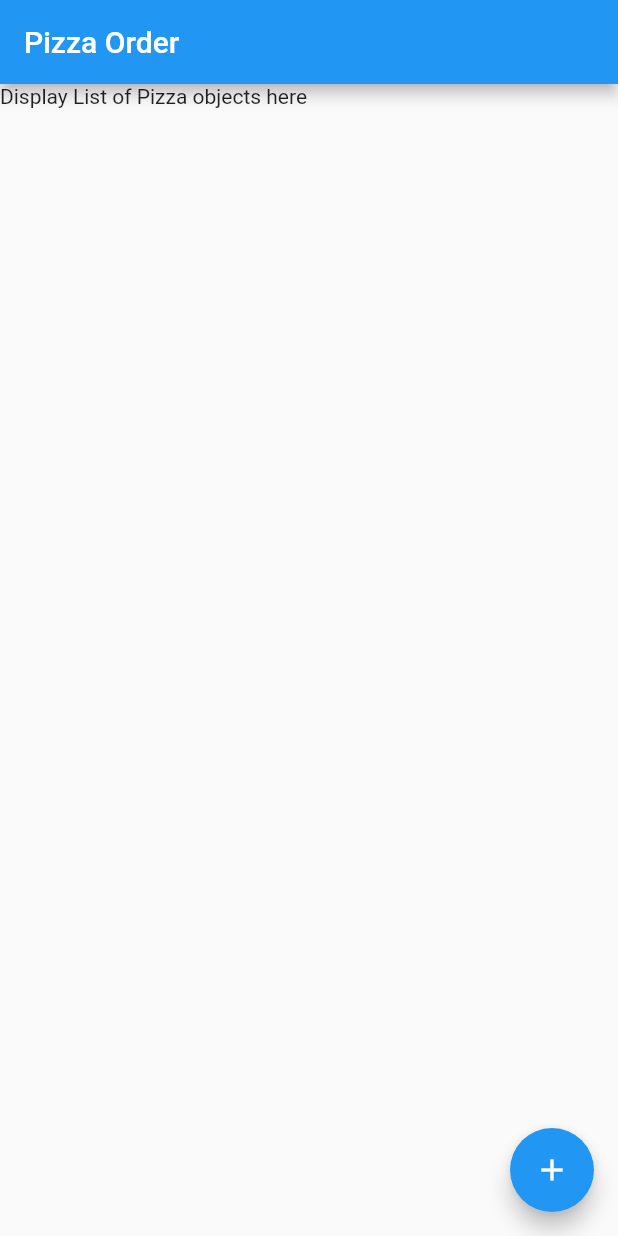
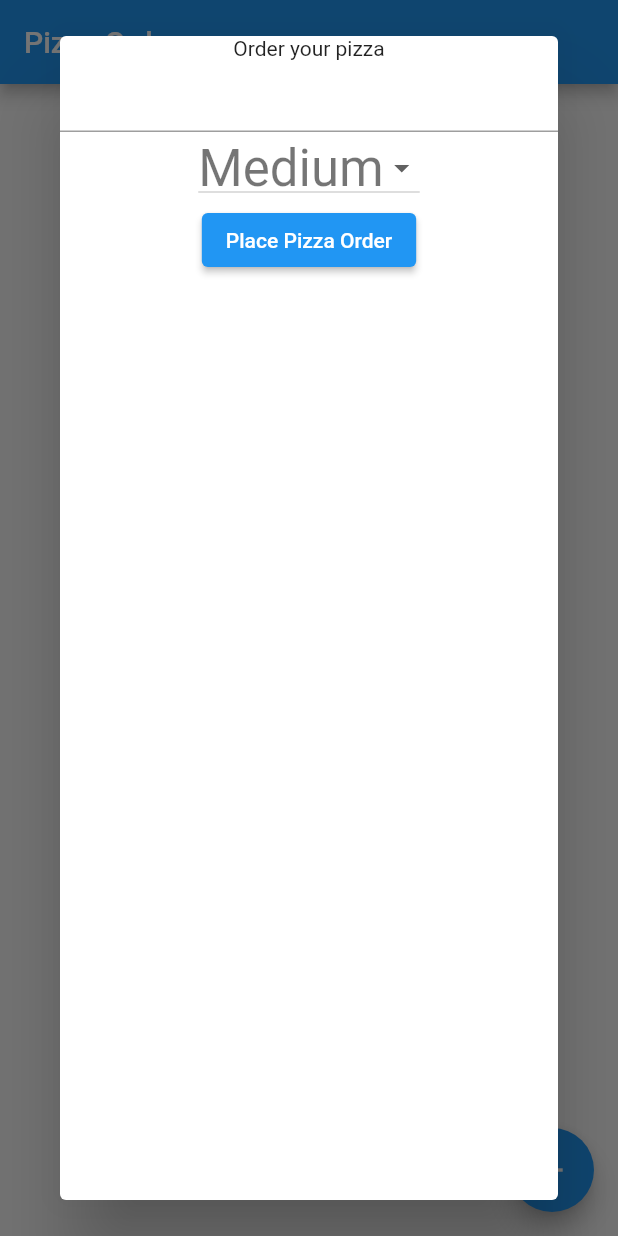
Before and after one commit to tgibbons-css/cis3334-unit10-pizza-f23-done, a Flutter app: the MyHomePage screen opened directly, after a tap on the "add" icon, on a phone screen of 412 x 824 dp. Run offline on Flutter 3.47's test engine with Material 2 defaults, Android fonts, the phone set to English and light mode, and no system bars.

Commit message:
Updated from class

```diff
--- a/lib/main.dart
+++ b/lib/main.dart
@@ -28,9 +28,49 @@ class MyHomePage extends StatefulWidget {
 
 class _MyHomePageState extends State<MyHomePage> {
 
+  List<Pizza> pizzasInOrder = [];
+  final pizzaToppings = TextEditingController();
+  int sizeSelected = 1;
+
   void _addPizza() {
-    // TODO: display add pizza Dialog window
-    print("addPizza called");
+      print("addPizza called -- size = "+pizzasInOrder.length.toString());
+      showDialog<String>(
+          context: context,
+          builder: (BuildContext context) =>
+              Dialog(
+                  child:Column(
+                    children: [
+                      Text("Order your pizza"),
+                      TextField(controller: pizzaToppings ),
+                      DropdownButton(
+                          style: Theme.of(context).textTheme.headline4,
+                          value: sizeSelected,
+                          items:[
+                            DropdownMenuItem(child: Text("Small"), value: 0),
+                            DropdownMenuItem(child: Text("Medium"), value: 1),
+                            DropdownMenuItem(child: Text("Large"), value: 2),
+                            DropdownMenuItem(child: Text("X-Lareg"), value: 3)
+                          ],
+                          onChanged: (value) {
+                            setState(() {
+                              sizeSelected = value!;
+                            });
+                          }),
+                  ElevatedButton(
+                    child: Text("Place Pizza Order"),
+                    onPressed: () {
+                      setState(() {
+                        pizzasInOrder.add( Pizza(pizzaToppings.text,sizeSelected));
+                        Navigator.pop(context);
+                      });;
+                    }
+                    ),
+                    ],
+                  )
+              )
+      );
+
+
   }
 
   @override
@@ -39,12 +79,33 @@ class _MyHomePageState extends State<MyHomePage> {
       appBar: AppBar(
         title: Text(widget.title),
       ),
-      body: Text("Display List of Pizza objects here"),
+
+      body: ListView.builder(
+          itemCount: pizzasInOrder.length,
+          itemBuilder: (BuildContext context, int position) {
+            return Text(pizzasInOrder[position].description);
+          }
+      ),
+
       floatingActionButton: FloatingActionButton(
         onPressed: _addPizza,
-        tooltip: 'Increment',
         child: Icon(Icons.add),
       ), // This trailing comma makes auto-formatting nicer for build methods.
     );
   }
 }
+
+class Pizza {
+  String toppings = "";
+  String description = "";
+  double price = 0.0;
+  int size = 0;
+
+  final PIZZA_PRICES = [7.99, 9.99, 12.99, 14.99];
+  final PIZZA_SIZES = ["Small", "Medium", "Large", "X-Large"];
+
+  Pizza(String this.toppings, int this.size) {
+    price = PIZZA_PRICES[size];
+    description = PIZZA_SIZES[size] + " pizza with "+toppings;
+  }
+}
--- a/lib/newmain.dart
+++ /dev/null
@@ -1,50 +0,0 @@
-import 'package:flutter/material.dart';
-
-void main() {
-  runApp(MyApp());
-}
-
-class MyApp extends StatelessWidget {
-  // This widget is the root of your application.
-  @override
-  Widget build(BuildContext context) {
-    return MaterialApp(
-      title: 'Flutter Demo',
-      theme: ThemeData(
-        primarySwatch: Colors.blue,
-        visualDensity: VisualDensity.adaptivePlatformDensity,
-      ),
-      home: MyHomePage(title: 'Pizza Order'),
-    );
-  }
-}
-
-class MyHomePage extends StatefulWidget {
-  const MyHomePage({super.key, required this.title});
-  final String title;
-  @override
-  _MyHomePageState createState() => _MyHomePageState();
-}
-
-class _MyHomePageState extends State<MyHomePage> {
-
-  void _addPizza() {
-    // TODO: display add pizza Dialog window
-    print("addPizza called");
-  }
-
-  @override
-  Widget build(BuildContext context) {
-    return Scaffold(
-      appBar: AppBar(
-        title: Text(widget.title),
-      ),
-      body: Text("Display List of Pizza objects here"),
-      floatingActionButton: FloatingActionButton(
-        onPressed: _addPizza,
-        tooltip: 'Increment',
-        child: Icon(Icons.add),
-      ), // This trailing comma makes auto-formatting nicer for build methods.
-    );
-  }
-}
```
